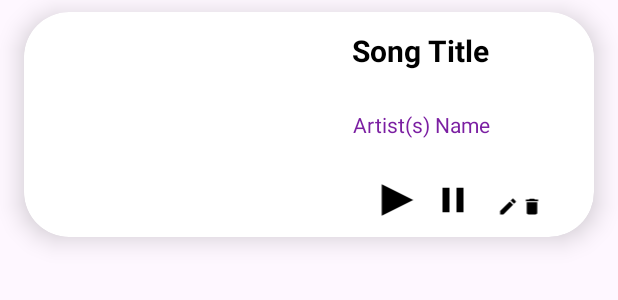
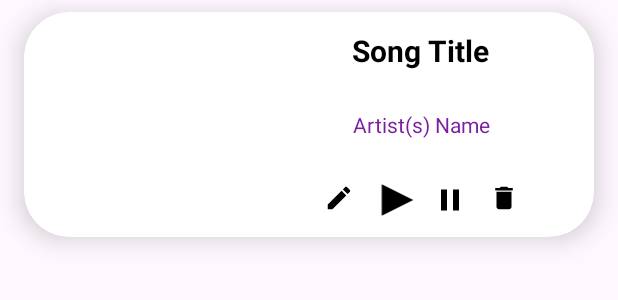
Before and after one commit to pfervva/AplicacionFragmentos, an Android app: the layout item_music.xml on its own in the app's theme, with its tools: preview values and no code run, on a phone screen of 412 x 824 dp. Shown: the top 300 px of the screen. Run offline under Robolectric (Android 15) with nearby library versions, the phone set to English and light mode, and no system bars.

Commit message:
Version 0.4.2.1 - Correcion de errores.

```diff
--- a/app/src/main/java/com/example/aplicacionfragmentos/MainActivity.kt
+++ b/app/src/main/java/com/example/aplicacionfragmentos/MainActivity.kt
@@ -25,7 +25,7 @@ class MainActivity : AppCompatActivity() {
 
         // Asignar OnClickListener al ImageButton
         binding.btnAdd.setOnClickListener {
-            Log.d("MainActivity", "ImageButton clicked")
+            Log.d("MainActivity", "ImageButton pulsado")
             controller.showEditDialog(null, null)
         }
     }
--- a/app/src/main/res/layout/item_music.xml
+++ b/app/src/main/res/layout/item_music.xml
@@ -69,7 +69,7 @@
 
             <ImageView
                 android:id="@+id/btn_pause"
-                android:layout_width="28dp"
+                android:layout_width="24dp"
                 android:layout_height="match_parent"
                 android:layout_marginEnd="8dp"
                 android:src="@drawable/pause_button" />
@@ -79,24 +79,24 @@
 
         <ImageView
             android:id="@+id/btn_edit"
-            android:layout_width="17dp"
-            android:layout_height="14dp"
-            android:layout_marginStart="80dp"
-            android:layout_marginTop="68dp"
+            android:layout_width="24dp"
+            android:layout_height="20dp"
+            android:layout_marginEnd="12dp"
+            android:layout_marginBottom="16dp"
             android:src="@drawable/edit_ic_baseline_edit_24"
-            app:layout_constraintStart_toStartOf="@+id/ll_media_controls"
-            app:layout_constraintTop_toTopOf="@+id/txt_artists"
+            app:layout_constraintBottom_toBottomOf="parent"
+            app:layout_constraintEnd_toStartOf="@+id/ll_media_controls"
             tools:ignore="MissingConstraints" />
 
         <ImageView
             android:id="@+id/btn_delete"
-            android:layout_width="17dp"
-            android:layout_height="14dp"
-            android:layout_marginStart="16dp"
-            android:layout_marginTop="68dp"
+            android:layout_width="24dp"
+            android:layout_height="20dp"
+            android:layout_marginStart="12dp"
+            android:layout_marginBottom="16dp"
             android:src="@drawable/delete_ic_baseline_delete_24"
-            app:layout_constraintStart_toStartOf="@+id/btn_edit"
-            app:layout_constraintTop_toTopOf="@+id/txt_artists"
+            app:layout_constraintBottom_toBottomOf="parent"
+            app:layout_constraintStart_toEndOf="@+id/ll_media_controls"
             tools:ignore="MissingConstraints" />
 
     </androidx.constraintlayout.widget.ConstraintLayout>
```
Also changed, not shown: app/src/main/res/layout/dialog_add_edit.xml (+14 -5 lines), app/src/main/res/drawable/logo_add_edit.png (added).
